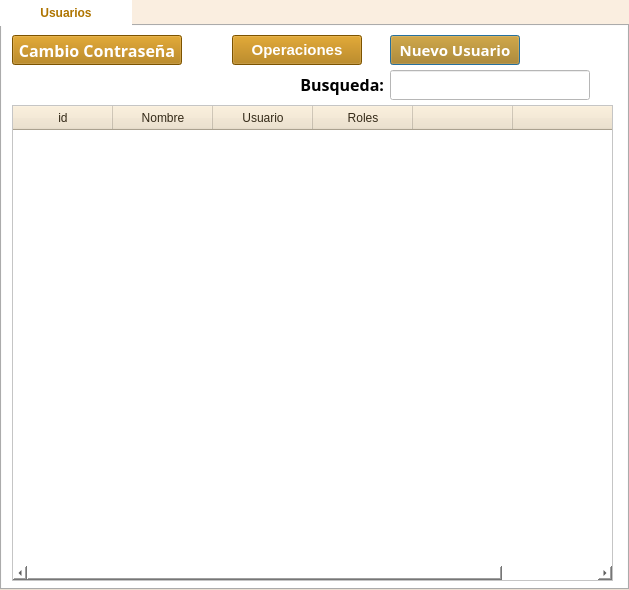
Above: funciones/adminusers/AdminUsers_dialog_base.ui from gerardoros/CartograficoQgisPlugin before the change. Below: the same form after it.
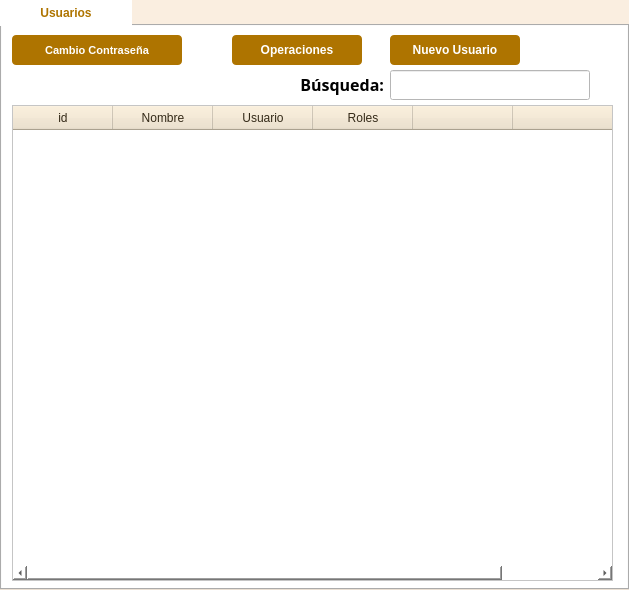
That is the form after the change.

```diff
--- a/funciones/adminusers/AdminUsers_dialog_base.ui
+++ b/funciones/adminusers/AdminUsers_dialog_base.ui
@@ -177,7 +177,7 @@
           </font>
          </property>
          <property name="text">
-          <string>&lt;html&gt;&lt;head/&gt;&lt;body&gt;&lt;p align=&quot;right&quot;&gt;Busqueda:&lt;/p&gt;&lt;/body&gt;&lt;/html&gt;</string>
+          <string>&lt;html&gt;&lt;head/&gt;&lt;body&gt;&lt;p align=&quot;right&quot;&gt;Búsqueda:&lt;/p&gt;&lt;/body&gt;&lt;/html&gt;</string>
          </property>
         </widget>
        </item>
@@ -221,8 +221,6 @@
          </property>
          <property name="font">
           <font>
-           <family>Century Gothic</family>
-           <pointsize>11</pointsize>
            <weight>75</weight>
            <bold>true</bold>
           </font>
@@ -230,12 +228,16 @@
          <property name="styleSheet">
           <string notr="true">QPushButton{
 background : rgb(174, 116, 0);
-color : rgb(255, 255, 255)
+color : rgb(255, 255, 255);
+border-radius : 4px;
 }
-QPushButton::disabled {
-background : rgb(187, 129, 13);
-color : rgb(245,245,245);
-border: 1px solid #adb2b5;
+QPushButton::hover{
+background : rgb(104, 69, 13);
+color : rgb(255, 255, 255);
+border-radius : 4px;
+}
+QPushButton:disabled {
+background: rgb(217, 217, 217)
 }</string>
          </property>
          <property name="text">
@@ -259,8 +261,8 @@
          </property>
          <property name="font">
           <font>
-           <family>Century Gothic</family>
-           <pointsize>12</pointsize>
+           <family>MS Shell Dlg 2</family>
+           <pointsize>8</pointsize>
            <weight>75</weight>
            <bold>true</bold>
           </font>
@@ -268,12 +270,16 @@
          <property name="styleSheet">
           <string notr="true">QPushButton{
 background : rgb(174, 116, 0);
-color : rgb(255, 255, 255)
+color : rgb(255, 255, 255);
+border-radius : 4px;
 }
-QPushButton::disabled {
-background : rgb(187, 129, 13);
-color : rgb(245,245,245);
-border: 1px solid #adb2b5;
+QPushButton::hover{
+background : rgb(104, 69, 13);
+color : rgb(255, 255, 255);
+border-radius : 4px;
+}
+QPushButton:disabled {
+background: rgb(217, 217, 217)
 }</string>
          </property>
          <property name="text">
@@ -297,7 +303,6 @@
          </property>
          <property name="font">
           <font>
-           <pointsize>11</pointsize>
            <weight>75</weight>
            <bold>true</bold>
           </font>
@@ -305,12 +310,16 @@
          <property name="styleSheet">
           <string notr="true">QPushButton{
 background : rgb(174, 116, 0);
-color : rgb(255, 255, 255)
+color : rgb(255, 255, 255);
+border-radius : 4px;
 }
-QPushButton::disabled {
-background : rgb(187, 129, 13);
-color : rgb(245,245,245);
-border: 1px solid #adb2b5;
+QPushButton::hover{
+background : rgb(104, 69, 13);
+color : rgb(255, 255, 255);
+border-radius : 4px;
+}
+QPushButton:disabled {
+background: rgb(217, 217, 217)
 }</string>
          </property>
          <property name="text">
```
